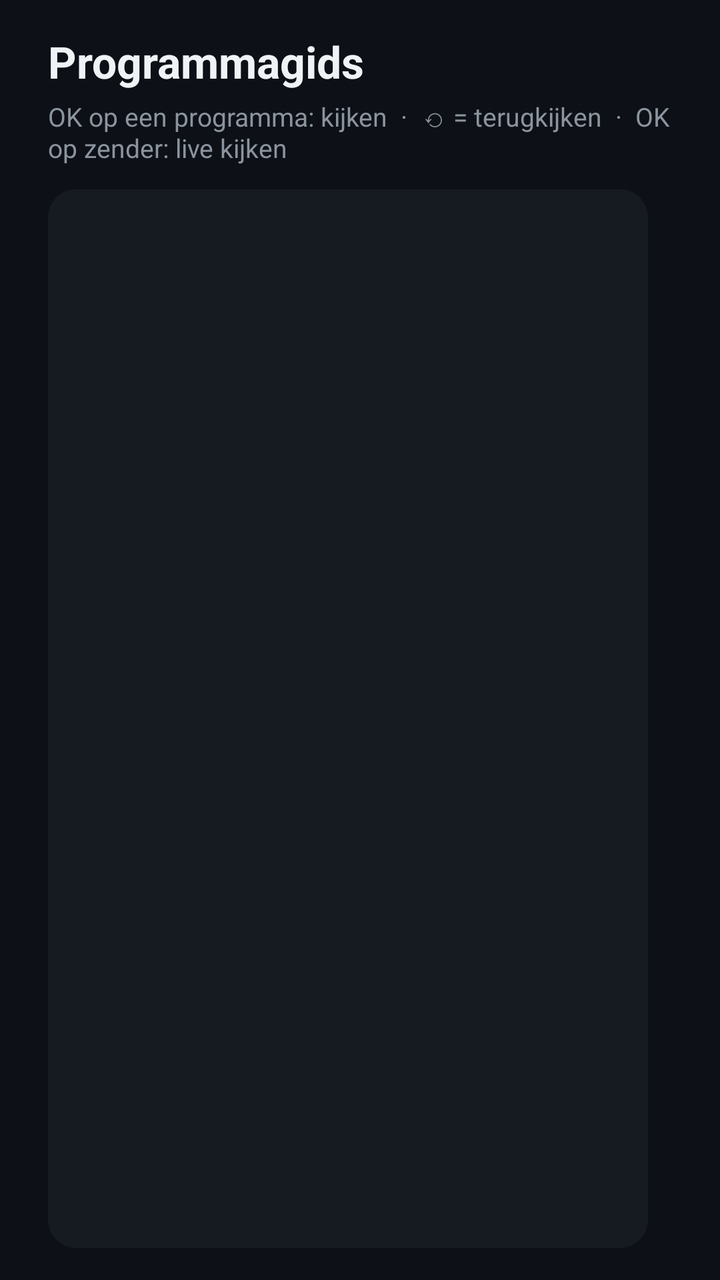
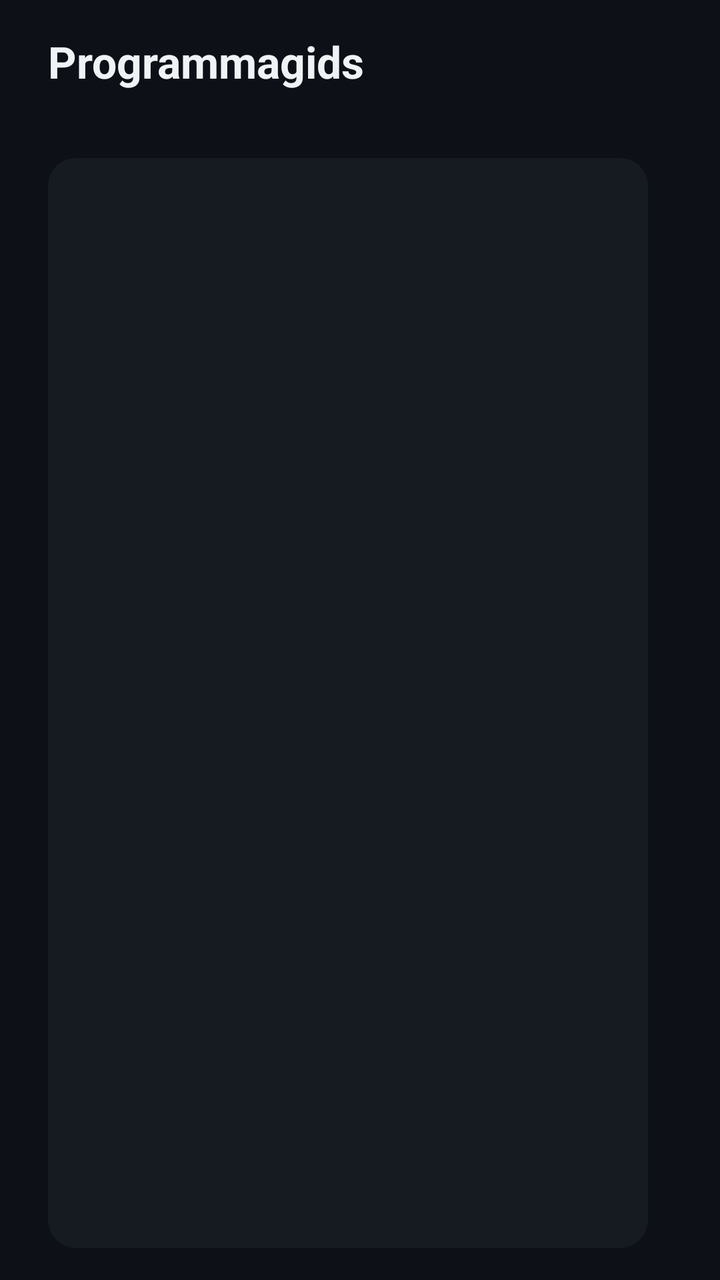

The first picture is an Android layout as it rendered before a commit; the second is the same layout after the commit. The layout source and the unified diff follow.
<!-- AndroidManifest.xml: application theme AppTheme -->
<!-- res/layout/activity_guide.xml -->
<?xml version="1.0" encoding="utf-8"?>
<LinearLayout xmlns:android="http://schemas.android.com/apk/res/android"
    android:layout_width="match_parent"
    android:layout_height="match_parent"
    android:background="@color/bg"
    android:orientation="vertical"
    android:paddingStart="24dp"
    android:paddingTop="16dp"
    android:paddingEnd="24dp"
    android:paddingBottom="16dp">

    <LinearLayout
        android:layout_width="match_parent"
        android:layout_height="wrap_content"
        android:gravity="center_vertical"
        android:orientation="horizontal">

        <TextView
            android:layout_width="wrap_content"
            android:layout_height="wrap_content"
            android:text="Programmagids"
            android:textColor="@color/text"
            android:textSize="22sp"
            android:textStyle="bold" />

        <TextView
            android:id="@+id/subtitle"
            android:layout_width="0dp"
            android:layout_height="wrap_content"
            android:layout_marginStart="16dp"
            android:layout_weight="1"
            android:ellipsize="end"
            android:maxLines="1"
            android:textColor="@color/muted"
            android:textSize="16sp" />

        <TextView
            android:id="@+id/clock"
            android:layout_width="wrap_content"
            android:layout_height="wrap_content"
            android:textColor="@color/text"
            android:textSize="22sp" />
    </LinearLayout>

    <TextView
        android:layout_width="match_parent"
        android:layout_height="wrap_content"
        android:layout_marginTop="4dp"
        android:layout_marginBottom="12dp"
        android:text="OK op een programma: kijken  ·  ⟲ = terugkijken  ·  OK op zender: live kijken"
        android:textColor="@color/muted"
        android:textSize="13sp" />

    <LinearLayout
        android:layout_width="match_parent"
        android:layout_height="0dp"
        android:layout_weight="1"
        android:orientation="horizontal">

        <androidx.recyclerview.widget.RecyclerView
            android:id="@+id/channels"
            android:layout_width="300dp"
            android:layout_height="match_parent"
            android:background="@drawable/panel_bg"
            android:clipToPadding="false"
            android:padding="6dp" />

        <FrameLayout
            android:layout_width="0dp"
            android:layout_height="match_parent"
            android:layout_marginStart="14dp"
            android:layout_weight="1"
            android:background="@drawable/panel_bg">

            <androidx.recyclerview.widget.RecyclerView
                android:id="@+id/programmes"
                android:layout_width="match_parent"
                android:layout_height="match_parent"
                android:clipToPadding="false"
                android:padding="6dp" />

            <TextView
                android:id="@+id/empty"
                android:layout_width="match_parent"
                android:layout_height="match_parent"
                android:gravity="center"
                android:padding="24dp"
                android:textColor="@color/muted"
                android:textSize="16sp"
                android:visibility="gone" />
        </FrameLayout>
    </LinearLayout>
</LinearLayout>
<!-- resources referenced by this layout -->
<resources>
  <color name="bg">#0D1117</color>
  <color name="muted">#8B949E</color>
  <color name="text">#F0F3F6</color>
  <!-- drawable panel_bg (drawable) -->
  <?xml version="1.0" encoding="utf-8"?>
  <shape xmlns:android="http://schemas.android.com/apk/res/android">
      <solid android:color="@color/panel" />
      <corners android:radius="14dp" />
  </shape>
  <style name="AppTheme" parent="android:Theme.Material.NoActionBar.Fullscreen">
          <item name="android:windowBackground">@color/bg</item>
          <item name="android:colorAccent">@color/accent</item>
          <item name="android:colorPrimary">@color/bg</item>
          <item name="android:textColor">@color/text</item>
      </style>
  <color name="panel">#161B22</color>
  <color name="accent">#2F81F7</color>
</resources>

<!-- the commit's change to res/layout/activity_guide.xml (unified diff, before → after) -->
@@ -47,7 +47,7 @@
         android:layout_height="wrap_content"
         android:layout_marginTop="4dp"
         android:layout_marginBottom="12dp"
-        android:text="OK op een programma: kijken  ·  ⟲ = terugkijken  ·  OK op zender: live kijken"
+        android:text=""
         android:textColor="@color/muted"
         android:textSize="13sp" />
 
